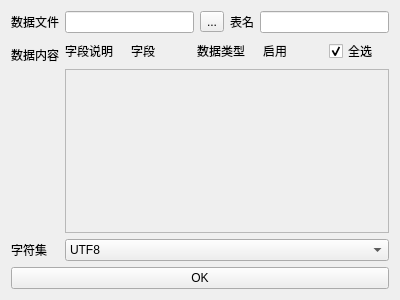
Above: src/ui/xls2db.ui from JerryAZR/xls2pgsql before the change. Below: the same form after it.
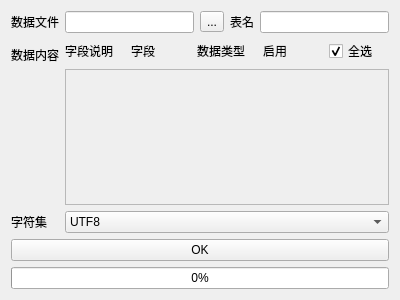
That is the form after the change.

Commit message: Replace ProgressDialog with ProgressBar

What changed in the file:
```diff
--- a/src/ui/xls2db.ui
+++ b/src/ui/xls2db.ui
@@ -109,7 +109,7 @@
             <x>0</x>
             <y>0</y>
             <width>305</width>
-            <height>135</height>
+            <height>100</height>
            </rect>
           </property>
           <layout class="QVBoxLayout" name="verticalLayout_2">
@@ -160,6 +160,13 @@
      </property>
     </widget>
    </item>
+   <item>
+    <widget class="QProgressBar" name="progressBar">
+     <property name="value">
+      <number>0</number>
+     </property>
+    </widget>
+   </item>
   </layout>
  </widget>
  <resources/>
```
The commit also changes 1 other file.
